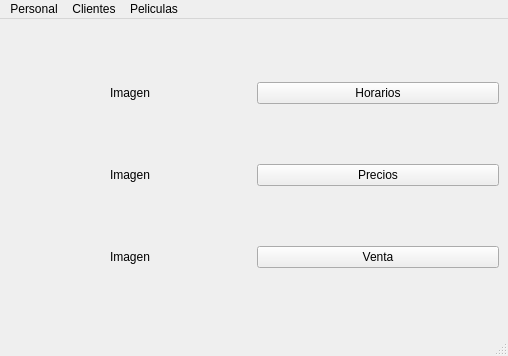
First picture: the form in Proyecto_Cine/cine.ui, repository moyeta-tech/Cine, before the edit.
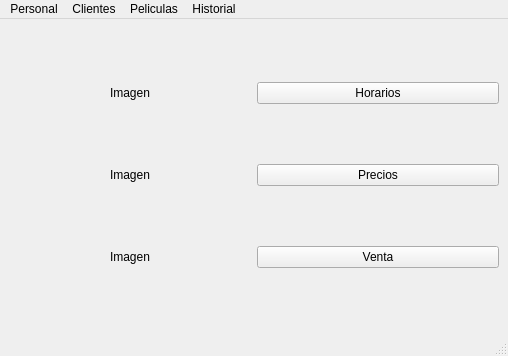
Second picture: the form after the edit.

Commit message: historial de ventas todavia no funcionando pero compila programa

What changed in the file:
```diff
--- a/Proyecto_Cine/cine.ui
+++ b/Proyecto_Cine/cine.ui
@@ -102,9 +102,16 @@
     <addaction name="actionRegistro_peliculas"/>
     <addaction name="actionVer_peliculas"/>
    </widget>
+   <widget class="QMenu" name="menuHistorial">
+    <property name="title">
+     <string>Historial</string>
+    </property>
+    <addaction name="actionVer_historial"/>
+   </widget>
    <addaction name="menuPersonal"/>
    <addaction name="menuClientes"/>
    <addaction name="menuPelicular"/>
+   <addaction name="menuHistorial"/>
   </widget>
   <widget class="QStatusBar" name="statusbar"/>
   <action name="actionRegistro_cine">
```
Left out of the diff: 5 changed lines with no effect on the pictures. The commit also changes 12 other files.
